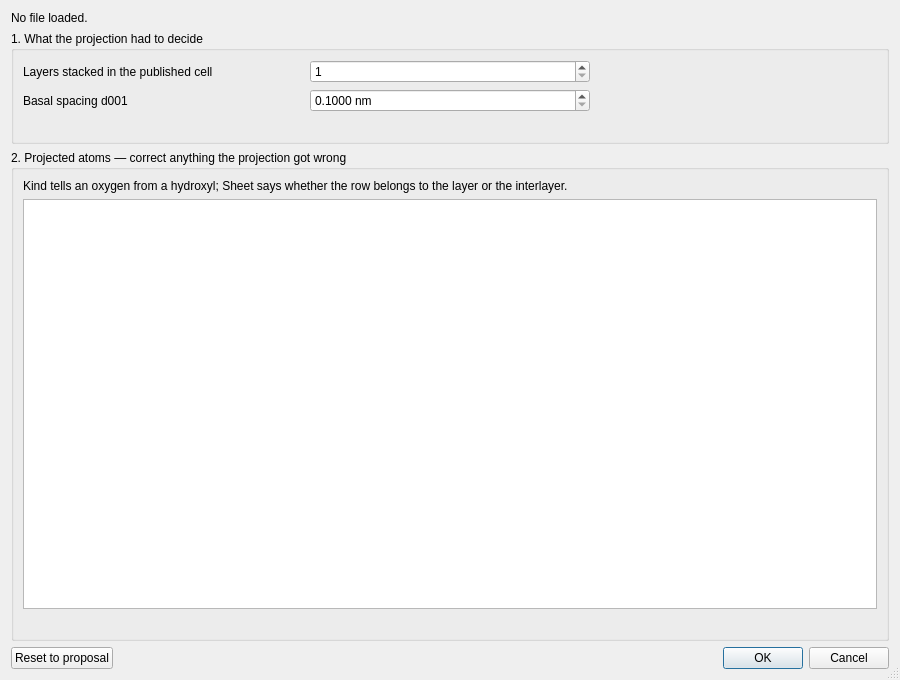
Old version of the form src/mudlab/ui/cif_import.ui in the repository Parthasarathi-Ghosh/MudLab2.
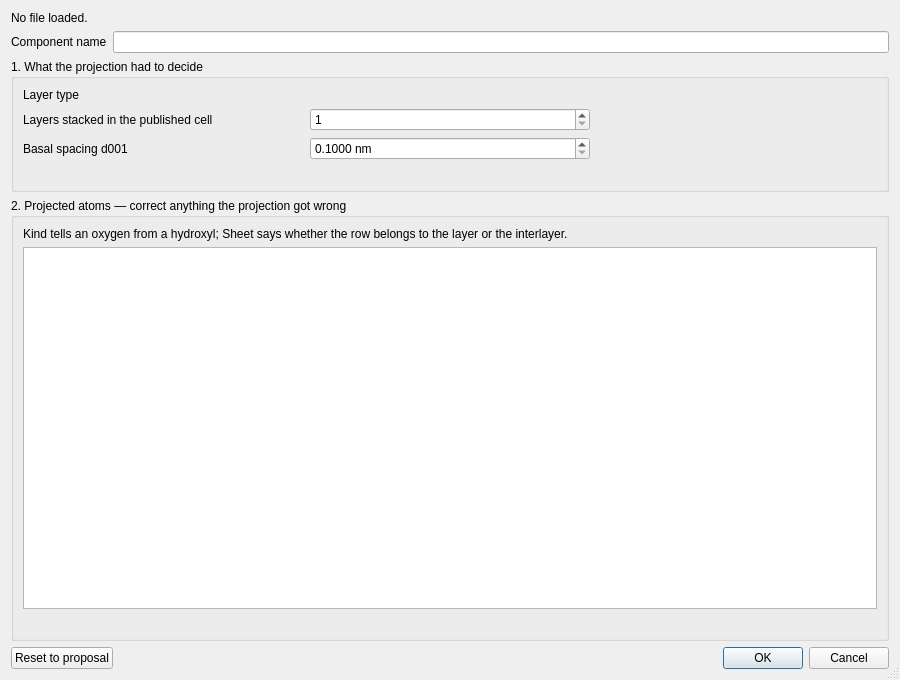
New version of the form.

Commit message: CIF import: layer type, water, naming, and an honest word about symmetry

```diff
--- a/src/mudlab/ui/cif_import.ui
+++ b/src/mudlab/ui/cif_import.ui
@@ -27,6 +27,24 @@
      </property>
     </widget>
    </item>
+   <item>
+    <layout class="QHBoxLayout" name="nameRow">
+     <item>
+      <widget class="QLabel" name="lbl_name_caption">
+       <property name="text">
+        <string>Component name</string>
+       </property>
+      </widget>
+     </item>
+     <item>
+      <widget class="QLineEdit" name="edit_name">
+       <property name="toolTip">
+        <string>Proposed from the mineral name and the file, because a mineral name alone does not say which published structure this is. It is also the only field that travels with the component, so it is the only place its source can be recorded.</string>
+       </property>
+      </widget>
+     </item>
+    </layout>
+   </item>
    <item>
     <widget class="QGroupBox" name="grpDecisions">
      <property name="title">
@@ -34,13 +52,27 @@
      </property>
      <layout class="QGridLayout" name="decisionLayout">
       <item row="0" column="0">
+       <widget class="QLabel" name="lbl_type_caption">
+        <property name="text">
+         <string>Layer type</string>
+        </property>
+       </widget>
+      </item>
+      <item row="0" column="1" colspan="2">
+       <widget class="QLabel" name="lbl_layer_type">
+        <property name="text">
+         <string/>
+        </property>
+       </widget>
+      </item>
+      <item row="1" column="0">
        <widget class="QLabel" name="lbl_divisor_caption">
         <property name="text">
          <string>Layers stacked in the published cell</string>
         </property>
        </widget>
       </item>
-      <item row="0" column="1">
+      <item row="1" column="1">
        <widget class="QSpinBox" name="spin_divisor">
         <property name="toolTip">
          <string>How many identical layers the published cell stacks along c. Detected automatically; change it if the basal spacing below is a multiple of what you expect.</string>
@@ -53,21 +85,21 @@
         </property>
        </widget>
       </item>
-      <item row="0" column="2">
+      <item row="1" column="2">
        <widget class="QLabel" name="lbl_divisor_note">
         <property name="text">
          <string/>
         </property>
        </widget>
       </item>
-      <item row="1" column="0">
+      <item row="2" column="0">
        <widget class="QLabel" name="lbl_d001_caption">
         <property name="text">
          <string>Basal spacing d001</string>
         </property>
        </widget>
       </item>
-      <item row="1" column="1">
+      <item row="2" column="1">
        <widget class="QDoubleSpinBox" name="spin_d001">
         <property name="toolTip">
          <string>The repeat distance of one layer, taken from the cell. Editing it rescales nothing: it states what this component's repeat is.</string>
@@ -89,14 +121,14 @@
         </property>
        </widget>
       </item>
-      <item row="1" column="2">
+      <item row="2" column="2">
        <widget class="QLabel" name="lbl_cell">
         <property name="text">
          <string/>
         </property>
        </widget>
       </item>
-      <item row="2" column="0" colspan="3">
+      <item row="3" column="0" colspan="3">
        <widget class="QLabel" name="lbl_warning">
         <property name="text">
          <string/>
```
The commit also changes 4 other files.
